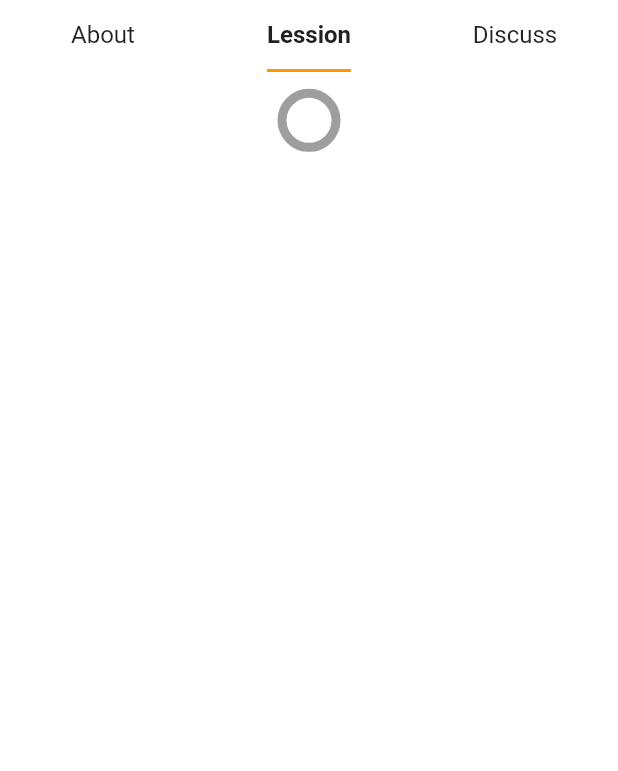
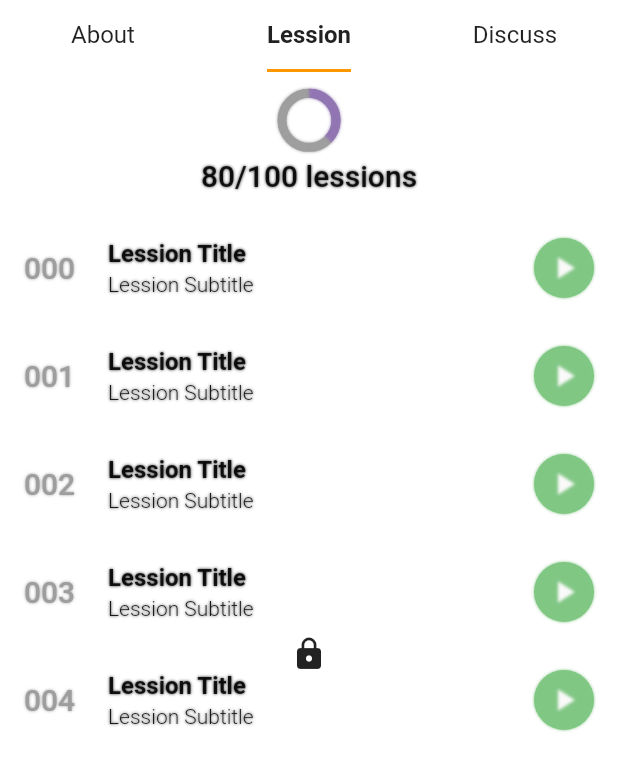
Before and after one commit to thinhlh/mi-learning, a Flutter app: the _CouseDetailAppBar screen opened directly, tab 2 chosen, on a phone screen of 412 x 824 dp. Shown: the top 771 px of the screen. Run offline on Flutter 3.47's test engine with Material 2 defaults, Android fonts, the light colour scheme and no system bars; our stand-ins replace badges, dartz, dio, easy_localization, equatable, firebase_core and 8 more; accounts and stored records are empty; statements that could not run were skipped.

Commit message:
[FEAT] course bluring

```diff
--- /dev/null
+++ b/lib/app/common/presentation/widgets/w_blur.dart
@@ -0,0 +1,38 @@
+import 'dart:ui';
+
+import 'package:flutter/material.dart';
+
+/// An widget that will overlay and blur it's child
+class WBlur extends StatelessWidget {
+  final Widget child;
+  final bool blur;
+  final Widget? overlayChild;
+
+  const WBlur({
+    Key? key,
+    required this.child,
+    required this.blur,
+    this.overlayChild,
+  }) : super(key: key);
+
+  @override
+  Widget build(BuildContext context) {
+    return Stack(
+      children: [
+        child,
+        Positioned.fill(
+          child: BackdropFilter(
+            filter: ImageFilter.blur(
+              sigmaX: 1,
+              sigmaY: 1,
+            ),
+            child: Container(
+              color: Colors.white.withOpacity(0),
+            ),
+          ),
+        ),
+        Positioned.fill(child: overlayChild ?? const SizedBox())
+      ],
+    );
+  }
+}
--- a/lib/app/course_detail/presentation/pages/course_detail_page.dart
+++ b/lib/app/course_detail/presentation/pages/course_detail_page.dart
@@ -1,12 +1,8 @@
-import 'dart:async';
 import 'dart:math';
 
 import 'package:flutter/material.dart';
-import 'package:flutter/scheduler.dart';
 import 'package:flutter_screenutil/flutter_screenutil.dart';
-import 'package:flutter_svg/flutter_svg.dart';
-import 'package:flutter_svg/svg.dart';
-import 'package:mi_learning/app/common/presentation/widgets/w_back_button.dart';
+import 'package:mi_learning/app/common/presentation/widgets/w_blur.dart';
 import 'package:mi_learning/app/course_detail/presentation/providers/course_detail_provider.dart';
 import 'package:mi_learning/app/course_detail/presentation/widgets/expandable_text.dart';
 import 'package:mi_learning/base/presentation/pages/p_loading_stateless.dart';
@@ -152,14 +148,31 @@ class _CouseDetailAppBar extends StatefulWidget {
 class __CouseDetailAppBarState extends State<_CouseDetailAppBar>
     with TickerProviderStateMixin {
   late final TabController tabController;
-  late final AnimationController controller;
+  late final AnimationController lessionAnimationController;
+  late final Animation<double> lessionAnimation;
 
   @override
   void initState() {
     super.initState();
-    tabController = TabController(length: 3, vsync: this);
-    controller = AnimationController(vsync: this, value: 0);
-    Tween<double>(begin: 0, end: 0.8).animate(controller);
+    tabController = TabController(length: 3, vsync: this)
+      ..addListener(() {
+        if (!tabController.indexIsChanging) {
+          if (tabController.index == 1) {
+            lessionAnimationController.forward();
+          } else {
+            lessionAnimationController.reset();
+          }
+        }
+      });
+
+    lessionAnimationController = AnimationController(
+      vsync: this,
+      duration: const Duration(milliseconds: 1500),
+    );
+
+    lessionAnimation = Tween<double>(begin: 0.0, end: 0.8)
+        .animate(lessionAnimationController)
+      ..addListener(() => setState(() {}));
   }
 
   @override
@@ -195,7 +208,7 @@ class __CouseDetailAppBarState extends State<_CouseDetailAppBar>
             _buildAbout(context),
             _buildLession(context),
             _buildDiscuss(context),
-          ].map((e) => SingleChildScrollView(child: e)).toList(),
+          ],
         ),
       ),
     );
@@ -276,13 +289,17 @@ class __CouseDetailAppBarState extends State<_CouseDetailAppBar>
   }
 
   Widget _buildLession(BuildContext context) {
-    return Column(
+    return WBlur(
+      blur: true,
+      overlayChild: Icon(Icons.lock),
+      child: SingleChildScrollView(
+        padding: EdgeInsets.only(top: AppDimens.largeHeightDimens),
+        child: Column(
           children: [
-        SizedBox(height: AppDimens.largeHeightDimens),
             AnimatedContainer(
               duration: Duration.zero,
-          child: CircularProgressIndicator.adaptive(
-            value: controller.value,
+              child: CircularProgressIndicator(
+                value: lessionAnimation.value,
                 strokeWidth: 6,
                 backgroundColor: AppColors.neutral.shade400,
                 valueColor: AlwaysStoppedAnimation<Color>(
@@ -290,7 +307,52 @@ class __CouseDetailAppBarState extends State<_CouseDetailAppBar>
                 ),
               ),
             ),
+            SizedBox(height: AppDimens.mediumHeightDimens),
+            Text(
+              '80/100 lessions',
+              style: context.textTheme.titleLarge,
+            ),
+            ListView.builder(
+              padding: EdgeInsets.only(top: AppDimens.largeHeightDimens),
+              physics: const NeverScrollableScrollPhysics(),
+              shrinkWrap: true,
+              itemBuilder: (_, index) => ListTile(
+                leading: Column(
+                  mainAxisAlignment: MainAxisAlignment.center,
+                  children: [
+                    Text(
+                      "00${index}".toString(),
+                      style: context.textTheme.titleLarge?.copyWith(
+                        color: AppColors.neutral.shade400,
+                      ),
+                    ),
                   ],
+                ),
+                title: Text(
+                  'Lession Title',
+                  style: context.textTheme.titleMedium?.copyWith(
+                    fontWeight: AppStyles.bold,
+                  ),
+                ),
+                subtitle: Text(
+                  'Lession Subtitle',
+                  style: context.textTheme.bodyMedium?.copyWith(
+                    fontWeight: AppStyles.light,
+                  ),
+                ),
+                trailing: CircleAvatar(
+                  backgroundColor: AppColors.success,
+                  child: Icon(
+                    Icons.play_arrow,
+                    color: AppColors.neutral.shade50,
+                  ),
+                ),
+              ),
+              itemCount: 5,
+            ),
+          ],
+        ),
+      ),
     );
   }
 
--- a/lib/config/styles.dart
+++ b/lib/config/styles.dart
@@ -46,6 +46,7 @@ class AppStyles {
     ),
   );
 
+  static const FontWeight light = FontWeight.w300;
   static const FontWeight bold = FontWeight.bold;
   static const FontWeight extraBold = FontWeight.w900;
 }
```
Lines whose indentation alone changed are shown as unchanged.
